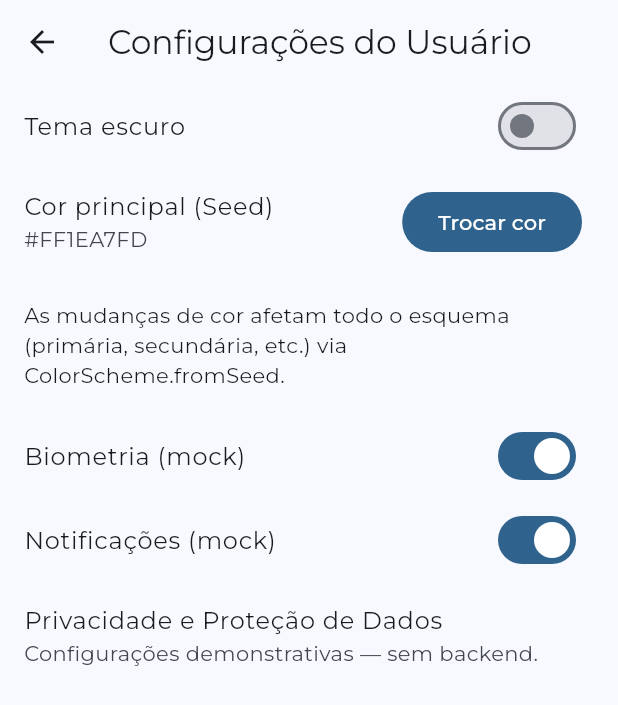
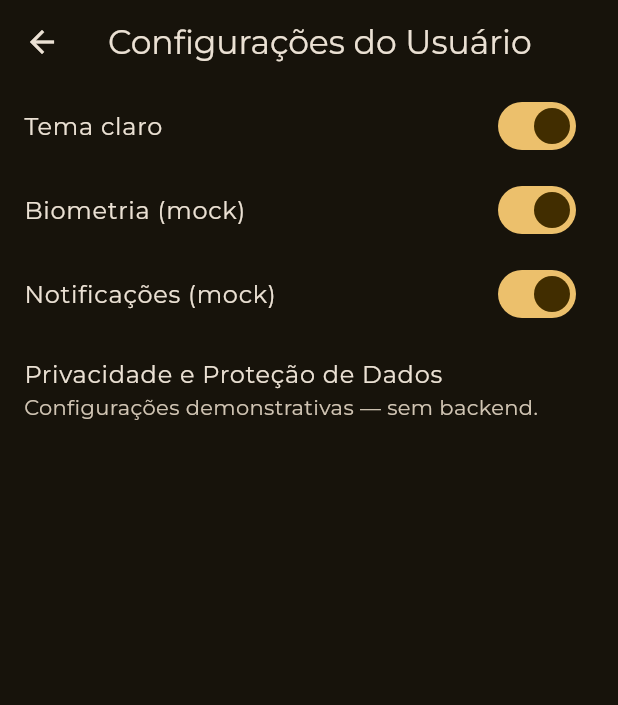
Before and after one commit to JaumFaquinha/skinhub, a Flutter app: the SettingsScreen screen opened by its route, on a phone screen of 412 x 824 dp. Shown: the top 705 px of the screen. Run offline on Flutter 3.47's test engine with Material 3 defaults, Android fonts, the light colour scheme and no system bars; our stand-ins replace google_fonts.

Commit message:
Changed app main color scheme.

```diff
--- /dev/null
+++ b/devtools_options.yaml
@@ -0,0 +1,3 @@
+description: This file stores settings for Dart & Flutter DevTools.
+documentation: https://docs.flutter.dev/tools/devtools/extensions#configure-extension-enablement-states
+extensions:
--- a/lib/app_state.dart
+++ b/lib/app_state.dart
@@ -14,7 +14,7 @@ class AppState extends ChangeNotifier {
   ThemeMode _themeMode = ThemeMode.light;
   ThemeMode get themeMode => _themeMode;
 
-  Color _brandSeed = const Color(0xFF1EA7FD);
+  Color _brandSeed = const Color.fromARGB(255, 255, 187, 0);
   Color get brandSeed => _brandSeed;
 
   void addToCart(Skin s) {
--- a/lib/main.dart
+++ b/lib/main.dart
@@ -28,7 +28,7 @@ class MyApp extends StatelessWidget {
           return MaterialApp(
             debugShowCheckedModeBanner: false,
             title: 'CS2 Skins',
-            theme: AppTheme.light(seed: state.brandSeed),
+            theme: AppTheme.dark(seed: state.brandSeed),
             darkTheme: AppTheme.dark(seed: state.brandSeed),
             themeMode: state.themeMode, // ← alterna claro/escuro
             initialRoute: '/',
@@ -39,8 +39,7 @@ class MyApp extends StatelessWidget {
               '/wallet': (_) => const WalletScreen(),
               '/trade': (_) => const TradeScreen(),
               '/settings': (_) => const SettingsScreen(),
-              '/register': (_) =>
-                  const RegisterScreen(), // se já criou a tela de registro
+              '/register': (_) => const RegisterScreen(), // se já criou a tela de registro
             },
           );
         },
--- a/lib/screens/settings_screen.dart
+++ b/lib/screens/settings_screen.dart
@@ -11,7 +11,7 @@ class SettingsScreen extends StatefulWidget {
 }
 
 class _SettingsScreenState extends State<SettingsScreen> {
-  bool _dark = false;
+  bool _dark = true;
   bool _biometric = true;
   bool _notifications = true;
 
@@ -24,37 +24,37 @@ class _SettingsScreenState extends State<SettingsScreen> {
       body: ListView(
         children: [
           SwitchListTile(
-            title: const Text('Tema escuro'),
-            value: state.themeMode == ThemeMode.dark,
+            title: const Text('Tema claro'),
+            value: state.themeMode == ThemeMode.light,
             onChanged: (v) =>
-                state.setThemeMode(v ? ThemeMode.dark : ThemeMode.light),
+                state.setThemeMode(v ? ThemeMode.light : ThemeMode.dark),
           ),
-          ListTile(
-            title: const Text('Cor principal (Seed)'),
-            subtitle: Text(
-                '#${state.brandSeed.toARGB32().toRadixString(16).padLeft(8, '0').toUpperCase()}'),
-            trailing: FilledButton(
-              onPressed: () async {
-                // Exemplo simples: rotaciona entre algumas cores
-                final palette = <Color>[
-                  const Color(0xFF1EA7FD), // azul
-                  const Color(0xFF7C3AED), // roxo
-                  const Color(0xFF10B981), // verde
-                  const Color(0xFFF59E0B), // âmbar
-                  const Color(0xFFEF4444), // vermelho
-                ];
-                final idx =
-                    (palette.indexOf(state.brandSeed) + 1) % palette.length;
-                state.setBrandSeed(palette[idx]);
-              },
-              child: const Text('Trocar cor'),
-            ),
-          ),
-          const Padding(
-            padding: EdgeInsets.all(16.0),
-            child: Text(
-                'As mudanças de cor afetam todo o esquema (primária, secundária, etc.) via ColorScheme.fromSeed.'),
-          ),
+          // ListTile(
+          //   title: const Text('Cor principal (Seed)'),
+          //   subtitle: Text(
+          //       '#${state.brandSeed.toARGB32().toRadixString(16).padLeft(8, '0').toUpperCase()}'),
+          //   trailing: FilledButton(
+          //     onPressed: () async {
+          //       // Exemplo simples: rotaciona entre algumas cores
+          //       final palette = <Color>[
+          //         const Color(0xFF1EA7FD), // azul
+          //         const Color(0xFF7C3AED), // roxo
+          //         const Color(0xFF10B981), // verde
+          //         const Color(0xFFF59E0B), // âmbar
+          //         const Color(0xFFEF4444), // vermelho
+          //       ];
+          //       final idx =
+          //           (palette.indexOf(state.brandSeed) + 1) % palette.length;
+          //       state.setBrandSeed(palette[idx]);
+          //     },
+          //     child: const Text('Trocar cor'),
+          //   ),
+          // ),
+          // const Padding(
+          //   padding: EdgeInsets.all(16.0),
+          //   child: Text(
+          //
+          // ),
           SwitchListTile(
             title: const Text('Biometria (mock)'),
             value: _biometric,
--- a/lib/theme/app_theme.dart
+++ b/lib/theme/app_theme.dart
@@ -3,7 +3,7 @@ import 'package:google_fonts/google_fonts.dart';
 
 class AppTheme {
   static ThemeData light(
-      {Color seed = const Color.fromARGB(255, 190, 30, 253)}) {
+      {Color seed = const Color.fromARGB(255, 255, 206, 71)}) {
     final scheme =
         ColorScheme.fromSeed(seedColor: seed, brightness: Brightness.light);
     final base = ThemeData(
@@ -33,7 +33,7 @@ class AppTheme {
   }
 
   static ThemeData dark(
-      {Color seed = const Color.fromARGB(255, 190, 30, 253)}) {
+      {Color seed = const Color.fromARGB(255, 255, 187, 0)}) {
     final scheme =
         ColorScheme.fromSeed(seedColor: seed, brightness: Brightness.dark);
     final base = ThemeData(
```
